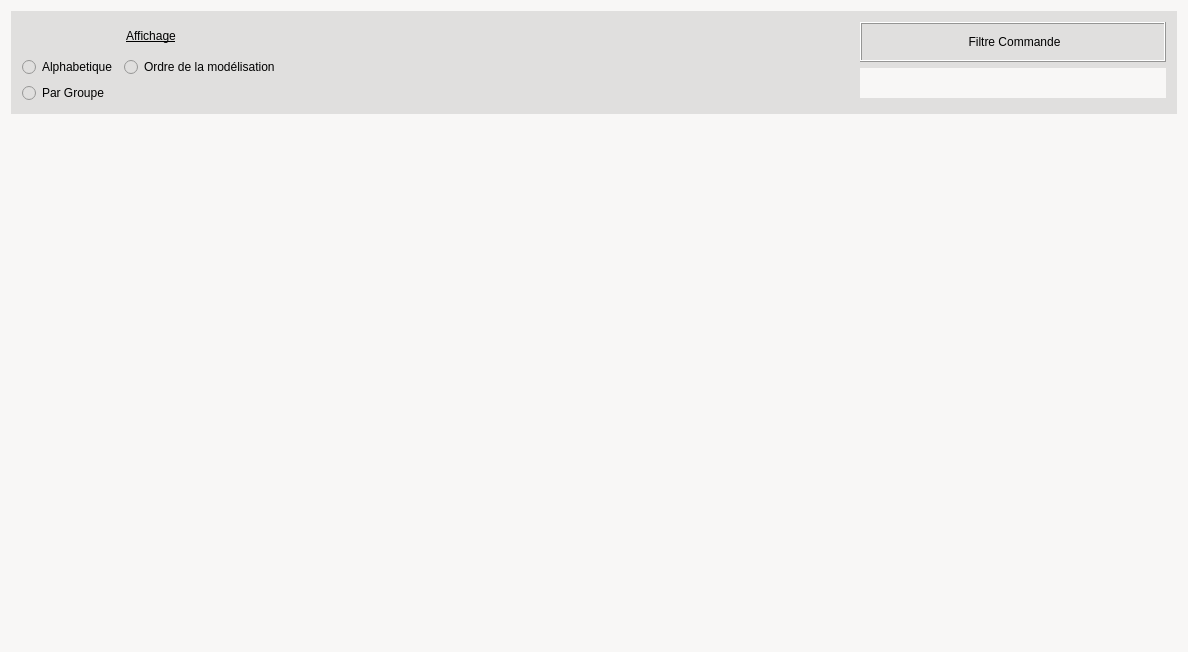
This is UiQT4/desChoixCommandes.ui in SalomePlatform/eficas_tools as Qt 5 draws it before an edit. The edited form follows.
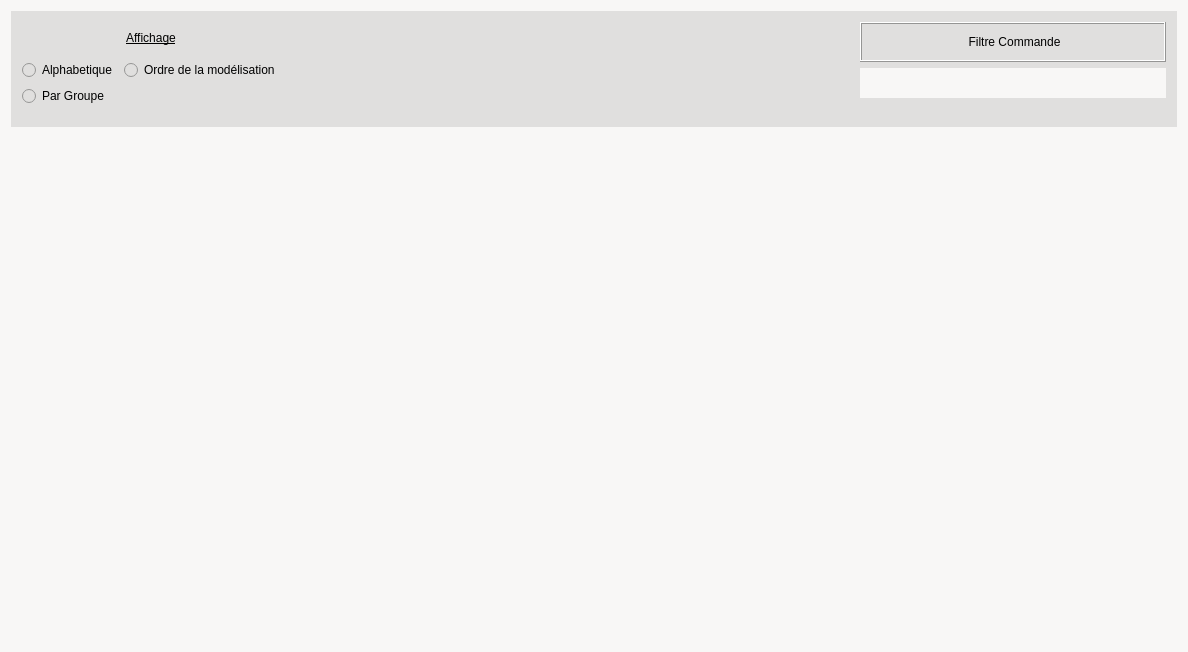
This is the edited form.

Patch:
```diff
--- a/UiQT4/desChoixCommandes.ui
+++ b/UiQT4/desChoixCommandes.ui
@@ -40,7 +40,13 @@
      <property name="minimumSize">
       <size>
        <width>0</width>
-       <height>4</height>
+       <height>116</height>
+      </size>
+     </property>
+     <property name="maximumSize">
+      <size>
+       <width>16777215</width>
+       <height>116</height>
       </size>
      </property>
      <property name="styleSheet">
@@ -57,6 +63,12 @@
        <layout class="QVBoxLayout" name="verticalLayout_2">
         <item>
          <widget class="QLabel" name="label">
+          <property name="sizePolicy">
+           <sizepolicy hsizetype="Preferred" vsizetype="Fixed">
+            <horstretch>0</horstretch>
+            <verstretch>0</verstretch>
+           </sizepolicy>
+          </property>
           <property name="text">
            <string>&lt;html&gt;&lt;head/&gt;&lt;body&gt;&lt;p align=&quot;center&quot;&gt;&lt;span style=&quot; text-decoration: underline;&quot;&gt;Affichage&lt;/span&gt;&lt;/p&gt;&lt;/body&gt;&lt;/html&gt;</string>
           </property>
```
Left out of the diff: 4 changed lines with no effect on the pictures.
